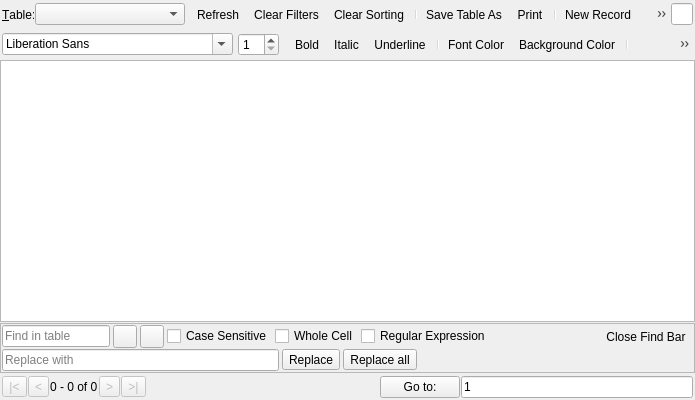
TeLLie/sqlitebrowser-os2, file src/TableBrowser.ui: the form before one commit.
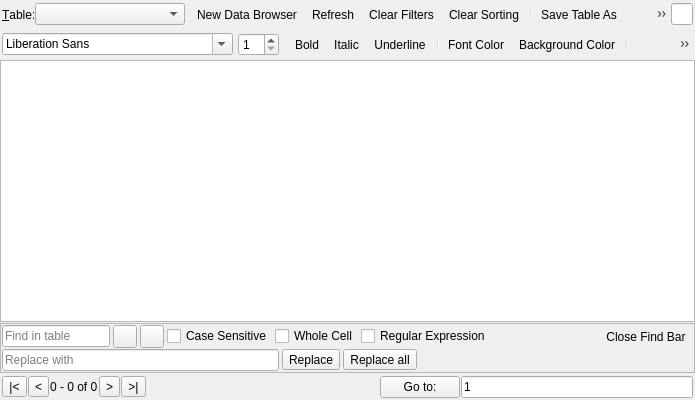
The form after the commit. Icons and pictures are not drawn. Custom widgets are drawn as their Qt base class.

Diff of the .ui file:
```diff
--- a/src/TableBrowser.ui
+++ b/src/TableBrowser.ui
@@ -74,6 +74,7 @@
        <property name="toolButtonStyle">
         <enum>Qt::ToolButtonIconOnly</enum>
        </property>
+       <addaction name="actionAddDock"/>
        <addaction name="actionRefresh"/>
        <addaction name="actionClearFilters"/>
        <addaction name="actionClearSorting"/>
@@ -449,9 +450,6 @@
      </property>
      <item>
       <widget class="QToolButton" name="buttonBegin">
-       <property name="enabled">
-        <bool>false</bool>
-       </property>
        <property name="toolTip">
         <string>&lt;html&gt;&lt;head/&gt;&lt;body&gt;&lt;p&gt;Scroll to the beginning&lt;/p&gt;&lt;/body&gt;&lt;/html&gt;</string>
        </property>
@@ -469,9 +467,6 @@
      </item>
      <item>
       <widget class="QToolButton" name="buttonPrevious">
-       <property name="enabled">
-        <bool>false</bool>
-       </property>
        <property name="toolTip">
         <string>Scroll one page upwards</string>
        </property>
@@ -496,9 +491,6 @@
      </item>
      <item>
       <widget class="QToolButton" name="buttonNext">
-       <property name="enabled">
-        <bool>false</bool>
-       </property>
        <property name="toolTip">
         <string>Scroll one page downwards</string>
        </property>
@@ -516,9 +508,6 @@
      </item>
      <item>
       <widget class="QToolButton" name="buttonEnd">
-       <property name="enabled">
-        <bool>false</bool>
-       </property>
        <property name="toolTip">
         <string>Scroll to the end</string>
        </property>
@@ -806,6 +795,24 @@
     <enum>Qt::WidgetShortcut</enum>
    </property>
   </action>
+  <action name="actionAddDock">
+   <property name="icon">
+    <iconset resource="icons/icons.qrc">
+     <normaloff>:/icons/new_tab</normaloff>:/icons/new_tab</iconset>
+   </property>
+   <property name="text">
+    <string>New Data Browser</string>
+   </property>
+   <property name="toolTip">
+    <string>Add a new docked Data Browser</string>
+   </property>
+   <property name="statusTip">
+    <string>Add a new docked Data Browser</string>
+   </property>
+   <property name="whatsThis">
+    <string>This button adds a new docked Data Browser, which you can detach and arrange in different layouts.</string>
+   </property>
+  </action>
   <action name="actionRefresh">
    <property name="icon">
     <iconset resource="icons/icons.qrc">
```
Left out of the diff: 183 changed lines with no effect on the pictures.
